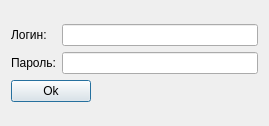
First picture: the form in view/LoginDialog.ui, repository AnyaIliyina/geo, before the edit.
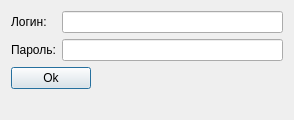
Second picture: the form after the edit.

```diff
--- a/view/LoginDialog.ui
+++ b/view/LoginDialog.ui
@@ -6,14 +6,21 @@
    <rect>
     <x>0</x>
     <y>0</y>
-    <width>269</width>
-    <height>126</height>
+    <width>294</width>
+    <height>120</height>
    </rect>
   </property>
   <property name="windowTitle">
    <string>Dialog</string>
   </property>
   <layout class="QGridLayout" name="gridLayout">
+   <item row="1" column="0">
+    <widget class="QLabel" name="lblResult">
+     <property name="text">
+      <string/>
+     </property>
+    </widget>
+   </item>
    <item row="0" column="0">
     <layout class="QVBoxLayout" name="verticalLayout_3">
      <item>
```
Left out of the diff: 4 changed lines with no effect on the pictures.
